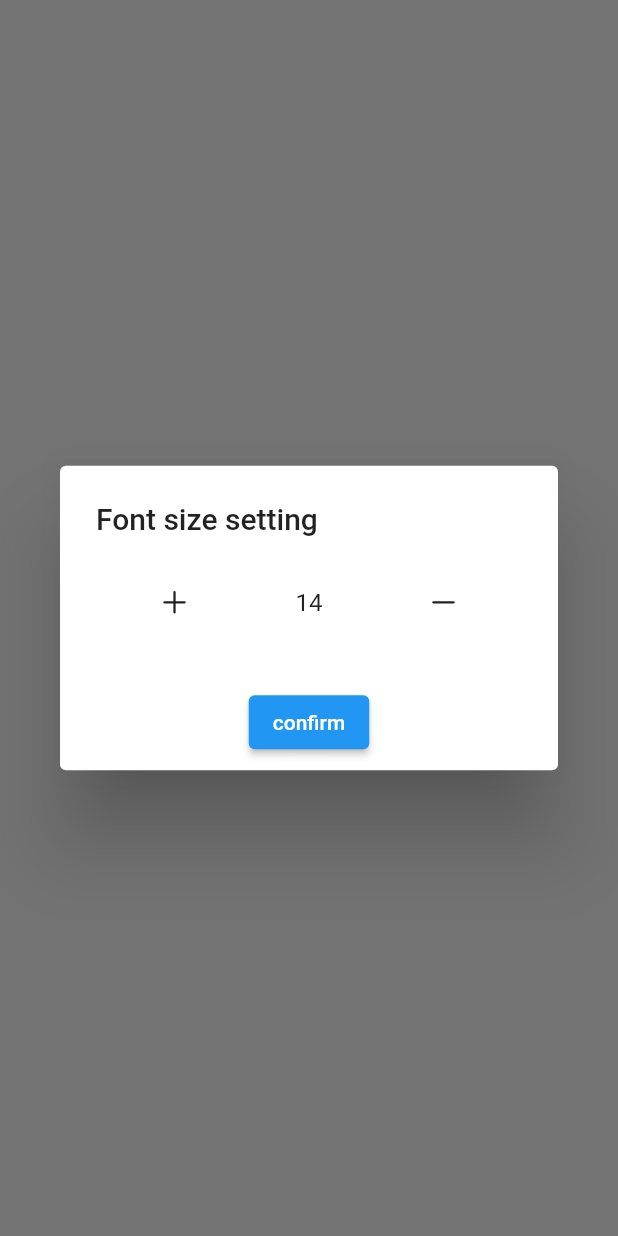
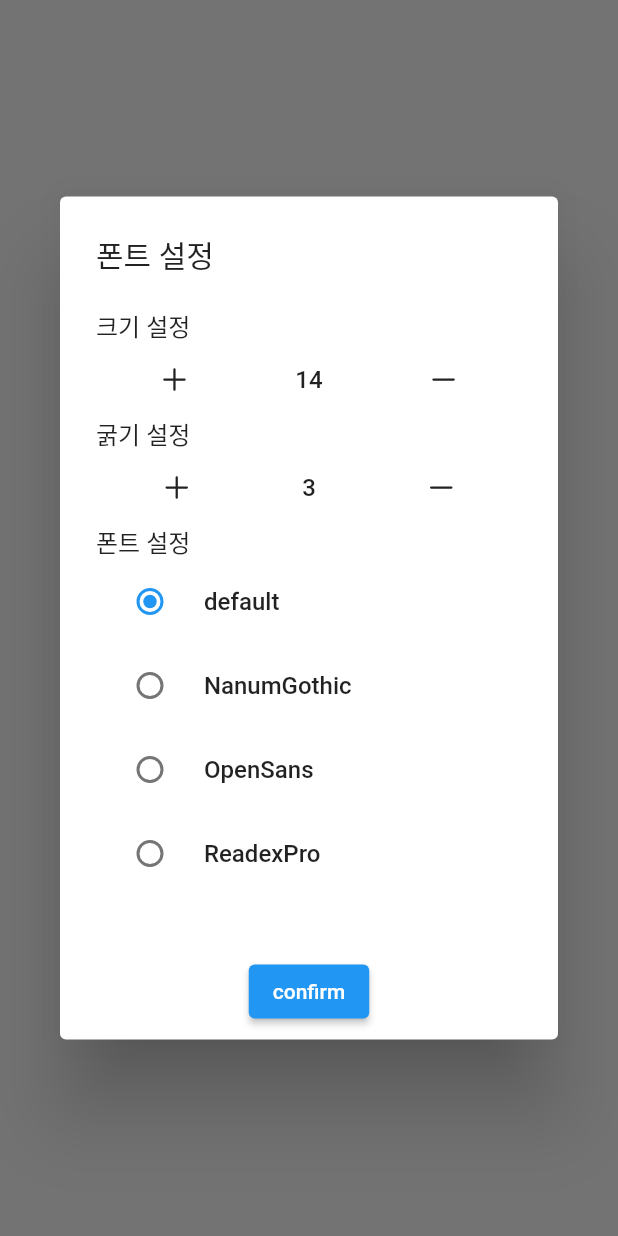
Before and after one commit to ODANUS/openTextView, a Flutter app: what openFontSizeModal() shows on an empty page, opened directly, on a phone screen of 412 x 824 dp. Run offline on Flutter 3.47's test engine with Material 2 defaults, Android fonts, the phone set to English and light mode, and no system bars; our stand-ins replace audio_service, file_picker, flutter_screenutil, flutter_slidable, flutter_tts, get and 10 more; missing offline and left inert: audio_session, charset_converter, flutter_charset_detector, googleapis; accounts and stored records are empty; network calls fail; project files that could hold a hidden picture were left out.

Commit message:
폰트 / 굵기 설정 기능 추가.

```diff
--- a/lib/component/open_modal.dart
+++ b/lib/component/open_modal.dart
@@ -194,15 +194,20 @@ class OpenModal {
     final modalCtl = Get.put(openSearchCtl());
 
     Get.dialog(AlertDialog(
-      title: Text("Font size setting".tr),
+      title: Text("폰트 설정".tr),
       content: Container(
-          constraints: BoxConstraints(maxHeight: 300),
+          constraints: BoxConstraints(maxHeight: 400),
           color: Colors.transparent,
           width: double.maxFinite,
           child: Obx(() {
             List<String> searchList = [];
-
-            return Row(
+            return ListView(
+              shrinkWrap: true,
+              // mainAxisSize: MainAxisSize.min,
+              children: [
+                // Size
+                Text("크기 설정".tr),
+                Row(
                   mainAxisAlignment: MainAxisAlignment.spaceAround,
                   children: [
                     IconButton(
@@ -220,6 +225,94 @@ class OpenModal {
                           });
                         },
                         icon: Icon(Ionicons.remove_outline)),
+                  ],
+                ),
+                // FontWeight
+                Text("굵기 설정".tr),
+                Row(
+                  mainAxisAlignment: MainAxisAlignment.spaceAround,
+                  children: [
+                    IconButton(
+                        onPressed: ctl.userData.value.ui.fontWeight >= 8
+                            ? null
+                            : () {
+                                ctl.userData.update((val) {
+                                  val!.ui.fontWeight += 1;
+                                });
+                              },
+                        icon: Icon(Ionicons.add_outline)),
+                    Text("${ctl.userData.value.ui.fontWeight}"),
+                    IconButton(
+                        onPressed: ctl.userData.value.ui.fontWeight <= 0
+                            ? null
+                            : () {
+                                ctl.userData.update((val) {
+                                  val!.ui.fontWeight -= 1;
+                                });
+                              },
+                        icon: Icon(Ionicons.remove_outline)),
+                  ],
+                ),
+                // Font
+                Text("폰트 설정".tr),
+                ...ctl.listFont.map((e) {
+                  var ff = ctl.userData.value.ui.fontFamily ?? 'default';
+                  return RadioListTile(
+                      title: Text(e),
+                      value: e,
+                      groupValue: ff,
+                      onChanged: (f) {
+                        if (f == 'default') {
+                          ctl.userData.update((val) {
+                            val!.ui.fontFamily = null;
+                          });
+                        } else {
+                          ctl.userData.update((val) {
+                            val!.ui.fontFamily = f as String;
+                          });
+                        }
+                      });
+                }).toList(),
+
+                // ListView(
+                //   // crossAxisCount: 2,
+                //   shrinkWrap: true,
+                //   // childAspectRatio: 4 / 1,
+                //   children: [
+                //     ...ctl.listFont.map((e) {
+                //       var ff = ctl.userData.value.ui.fontFamily ?? 'default';
+                //       return RadioListTile(
+                //           title: Text(e),
+                //           value: e,
+                //           groupValue: ff,
+                //           onChanged: (f) {
+                //             ctl.userData.update((val) {
+                //               val!.ui.fontFamily = f as String;
+                //             });
+                //           });
+                //     }).toList(),
+                //   ],
+                // )
+                // Row(
+                //   mainAxisAlignment: MainAxisAlignment.spaceAround,
+                //   children: [
+                //     IconButton(
+                //         onPressed: () {
+                //           ctl.userData.update((val) {
+                //             val!.ui.fontSize += 1;
+                //           });
+                //         },
+                //         icon: Icon(Ionicons.add_outline)),
+                //     Text("${ctl.userData.value.ui.fontSize}"),
+                //     IconButton(
+                //         onPressed: () {
+                //           ctl.userData.update((val) {
+                //             val!.ui.fontSize -= 1;
+                //           });
+                //         },
+                //         icon: Icon(Ionicons.remove_outline)),
+                //   ],
+                // )
               ],
             );
           })),
--- a/lib/controller/global_controller.dart
+++ b/lib/controller/global_controller.dart
@@ -28,6 +28,14 @@ class GlobalController extends GetxController with WidgetsBindingObserver {
   final navBarController = ScrollController();
 
   final Rx<bool> scrollstat = false.obs;
+
+  final List<String> listFont = [
+    'default',
+    "NanumGothic",
+    "OpenSans",
+    "ReadexPro",
+    "Roboto",
+  ];
   // RxList
 
   @override
```
Also changed, not shown: lib/model/user_data.dart (+10 -2 lines), lib/pages/read_page.dart (+11 -2 lines), pubspec.yaml (+23 -11 lines), assets/fonts/OpenSans-Bold.ttf (added), assets/fonts/OpenSans-Medium.ttf (added), assets/fonts/ReadexPro-Bold.ttf (added), assets/fonts/ReadexPro-Medium.ttf (added), assets/fonts/Roboto-Bold.ttf (added), assets/fonts/Roboto-Medium.ttf (added), 2 other files. Lines whose indentation alone changed are shown as unchanged.
